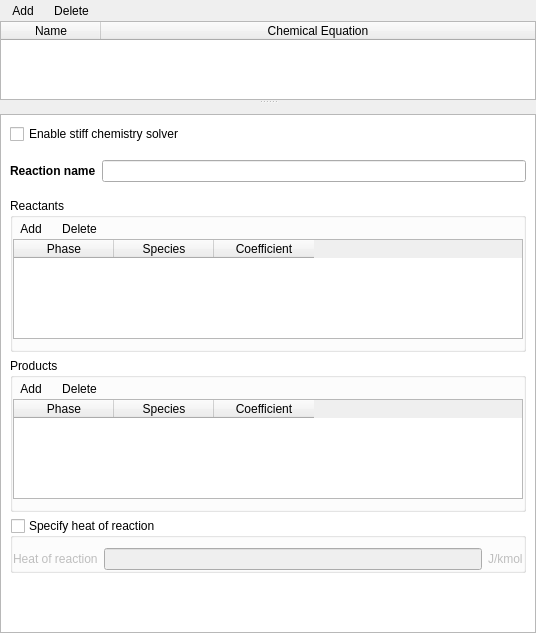
truongd8593/mfix, file mfixgui/uifiles/chemistry.ui: the form before one commit.
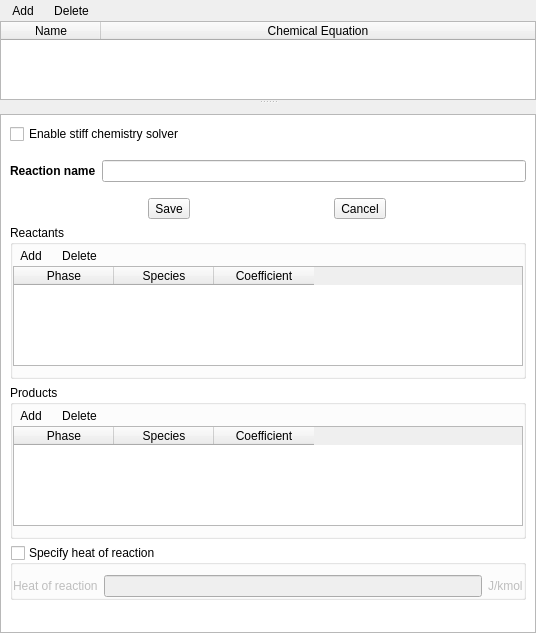
The form after the commit. Custom widgets are drawn as their Qt base class.

Commit message: chemistry:  add save/cancel toolbuttons

The edit to the form file:
```diff
--- a/mfixgui/uifiles/chemistry.ui
+++ b/mfixgui/uifiles/chemistry.ui
@@ -304,6 +304,24 @@
              </item>
             </layout>
            </item>
+           <item>
+            <layout class="QHBoxLayout" name="horizontalLayout_4">
+             <item>
+              <widget class="QToolButton" name="toolbutton_save">
+               <property name="text">
+                <string>Save</string>
+               </property>
+              </widget>
+             </item>
+             <item>
+              <widget class="QToolButton" name="toolbutton_cancel">
+               <property name="text">
+                <string>Cancel</string>
+               </property>
+              </widget>
+             </item>
+            </layout>
+           </item>
            <item>
             <widget class="QGroupBox" name="groupbox_reactants">
              <property name="sizePolicy">
@@ -678,16 +696,16 @@
   </layout>
  </widget>
  <customwidgets>
-  <customwidget>
-   <class>CheckBox</class>
-   <extends>QCheckBox</extends>
-   <header>mfixgui.widgets.base</header>
-  </customwidget>
   <customwidget>
    <class>LineEdit</class>
    <extends>QLineEdit</extends>
    <header>mfixgui.widgets.base</header>
   </customwidget>
+  <customwidget>
+   <class>CheckBox</class>
+   <extends>QCheckBox</extends>
+   <header>mfixgui.widgets.base</header>
+  </customwidget>
  </customwidgets>
  <resources/>
  <connections/>
```
The commit also changes 1 other file.
